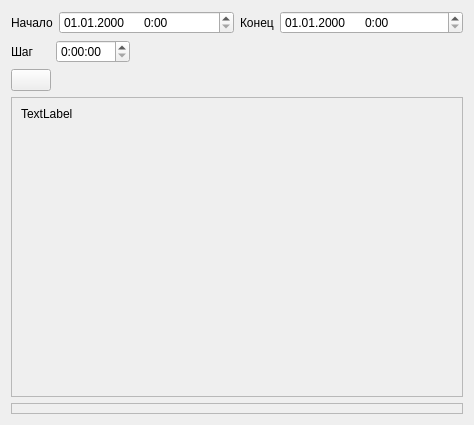
First picture: the form in club_stat/gui/ui/out_form.ui, repository zaswed76/pc_club, before the edit.
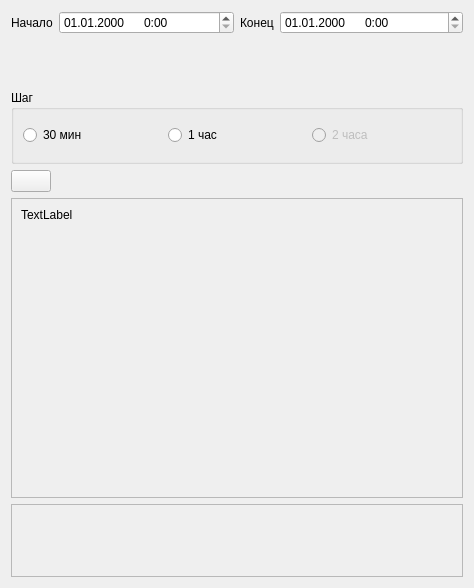
Second picture: the form after the edit.

The edit to the form file:
```diff
--- a/club_stat/gui/ui/out_form.ui
+++ b/club_stat/gui/ui/out_form.ui
@@ -7,7 +7,7 @@
     <x>0</x>
     <y>0</y>
     <width>474</width>
-    <height>425</height>
+    <height>588</height>
    </rect>
   </property>
   <property name="windowTitle">
@@ -55,39 +55,37 @@
     </layout>
    </item>
    <item>
+    <widget class="QGroupBox" name="groupBox">
+     <property name="title">
+      <string>Шаг</string>
+     </property>
     <layout class="QHBoxLayout" name="horizontalLayout_2">
      <item>
-      <layout class="QFormLayout" name="formLayout_3">
-       <item row="0" column="0">
-        <widget class="QLabel" name="label_3">
+       <widget class="QRadioButton" name="step30">
          <property name="text">
-          <string>Шаг     </string>
+         <string>30 мин</string>
          </property>
         </widget>
        </item>
-       <item row="0" column="1">
-        <widget class="QTimeEdit" name="step_edit">
-         <property name="displayFormat">
-          <string>H:mm:ss</string>
+      <item>
+       <widget class="QRadioButton" name="step1">
+        <property name="text">
+         <string>1 час</string>
          </property>
         </widget>
        </item>
-      </layout>
-     </item>
      <item>
-      <spacer name="horizontalSpacer">
-       <property name="orientation">
-        <enum>Qt::Horizontal</enum>
-       </property>
-       <property name="sizeHint" stdset="0">
-        <size>
-         <width>40</width>
-         <height>20</height>
-        </size>
-       </property>
-      </spacer>
-     </item>
-    </layout>
+       <widget class="QRadioButton" name="step2">
+        <property name="enabled">
+         <bool>false</bool>
+        </property>
+        <property name="text">
+         <string>2 часа</string>
+        </property>
+       </widget>
+      </item>
+     </layout>
+    </widget>
    </item>
    <item>
     <layout class="QHBoxLayout" name="horizontalLayout_3">
```
Lines whose indentation alone changed are shown as unchanged.
